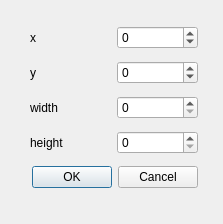
First picture: the form in sources/Forms/resizescenedialog.ui, repository jose94752/ClipEdit, before the edit.
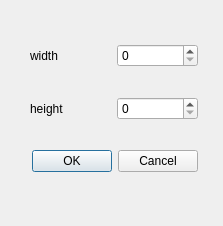
Second picture: the form after the edit.

Commit message: amélioration fenêtre resize

```diff
--- a/sources/Forms/resizescenedialog.ui
+++ b/sources/Forms/resizescenedialog.ui
@@ -7,7 +7,7 @@
     <x>0</x>
     <y>0</y>
     <width>223</width>
-    <height>224</height>
+    <height>226</height>
    </rect>
   </property>
   <property name="windowTitle">
@@ -23,48 +23,6 @@
     </rect>
    </property>
    <layout class="QVBoxLayout" name="verticalLayout">
-    <item>
-     <layout class="QHBoxLayout" name="horizontalLayout">
-      <item>
-       <widget class="QLabel" name="label_x">
-        <property name="text">
-         <string>x</string>
-        </property>
-       </widget>
-      </item>
-      <item>
-       <widget class="QSpinBox" name="spinBox_x">
-        <property name="minimum">
-         <number>-500</number>
-        </property>
-        <property name="maximum">
-         <number>2000</number>
-        </property>
-       </widget>
-      </item>
-     </layout>
-    </item>
-    <item>
-     <layout class="QHBoxLayout" name="horizontalLayout_2">
-      <item>
-       <widget class="QLabel" name="label_width">
-        <property name="text">
-         <string>y</string>
-        </property>
-       </widget>
-      </item>
-      <item>
-       <widget class="QSpinBox" name="spinBox_y">
-        <property name="minimum">
-         <number>-500</number>
-        </property>
-        <property name="maximum">
-         <number>1500</number>
-        </property>
-       </widget>
-      </item>
-     </layout>
-    </item>
     <item>
      <layout class="QHBoxLayout" name="horizontalLayout_3">
       <item>
```
The commit also changes 1 other file.
